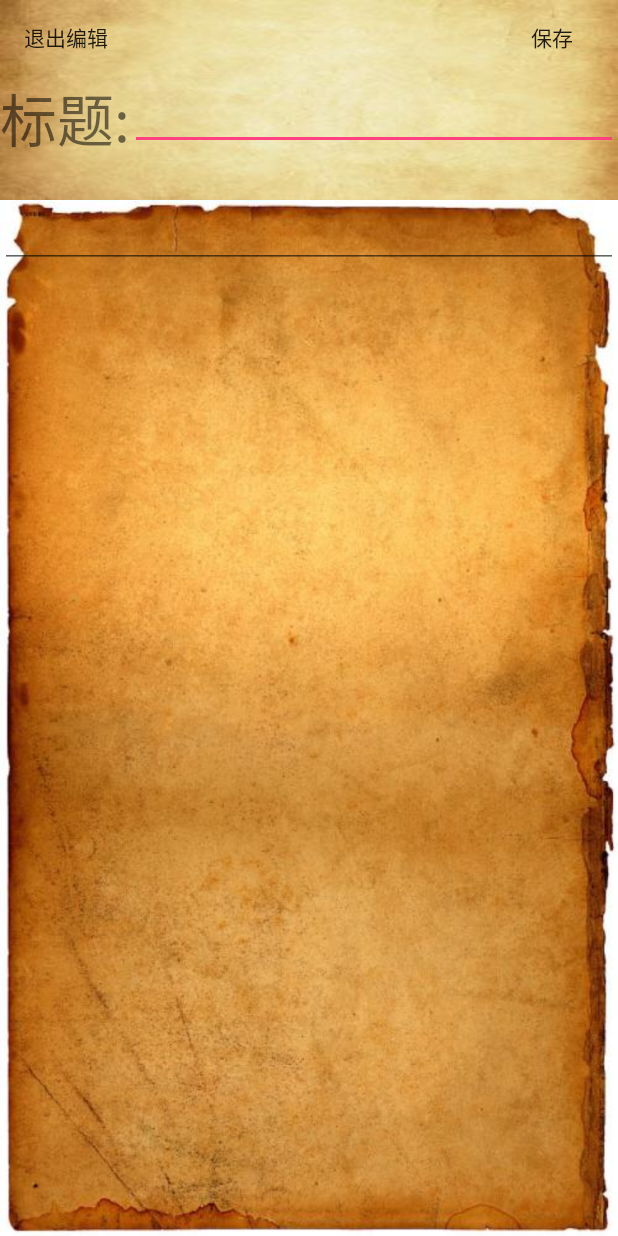
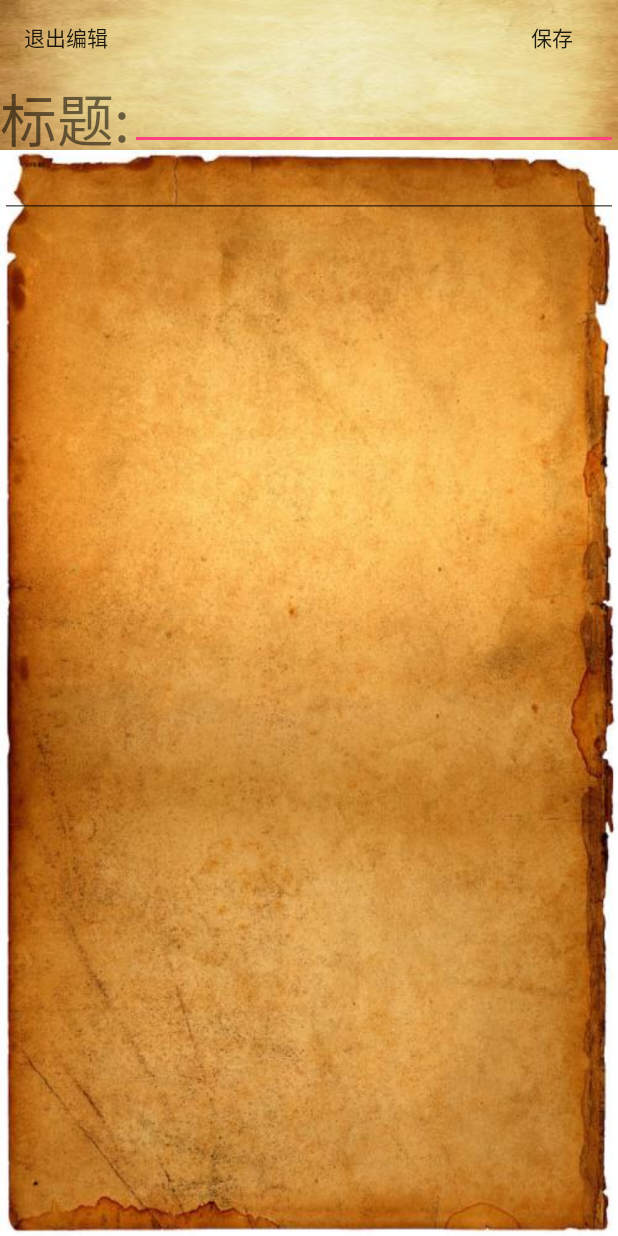
Before and after one commit to future1122/Notepad-Tool, an Android app: the EditNote screen opened directly, with no data from a screen before it, on a phone screen of 412 x 824 dp. Run offline under Robolectric (Android 15) with nearby library versions, the phone set to English and light mode, and no system bars.

Commit message:
update some layout

```diff
--- a/app/src/main/res/layout/delete_by_query_item.xml
+++ b/app/src/main/res/layout/delete_by_query_item.xml
@@ -11,7 +11,7 @@
         android:layout_height="40dp" />
     <TextView
         android:id="@+id/notes_title"
-        android:textSize="15pt"
+        android:textSize="7pt"
         android:layout_alignParentTop="true"
         android:layout_toRightOf="@id/notes_icon"
         android:layout_width="match_parent"
--- a/app/src/main/res/layout/edit_note.xml
+++ b/app/src/main/res/layout/edit_note.xml
@@ -5,7 +5,7 @@
     <RelativeLayout
         android:background="@drawable/edit_note_title"
         android:layout_width="match_parent"
-        android:layout_height="200px">
+        android:layout_height="100dp">
         <Button
             android:text="退出编辑"
             android:background="@android:color/transparent"
--- a/app/src/main/res/layout/show_notes_item.xml
+++ b/app/src/main/res/layout/show_notes_item.xml
@@ -10,7 +10,7 @@
         android:layout_height="40dp" />
     <TextView
         android:id="@+id/notes_title"
-        android:textSize="15pt"
+        android:textSize="7pt"
         android:layout_alignParentTop="true"
         android:layout_toRightOf="@id/notes_icon"
         android:layout_width="match_parent"
```
